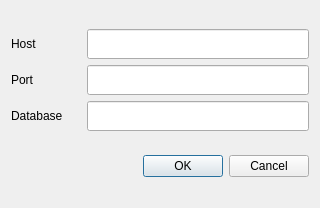
Before: the Qt Designer form ui/ui_dbconn.ui in gltn/stdm, drawn with Qt 5.
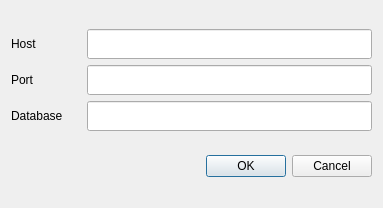
After: the same form once the commit is applied.

```diff
--- a/ui/ui_dbconn.ui
+++ b/ui/ui_dbconn.ui
@@ -6,13 +6,13 @@
    <rect>
     <x>0</x>
     <y>0</y>
-    <width>320</width>
+    <width>383</width>
     <height>208</height>
    </rect>
   </property>
   <property name="maximumSize">
    <size>
-    <width>320</width>
+    <width>500</width>
     <height>16777215</height>
    </size>
   </property>
```
